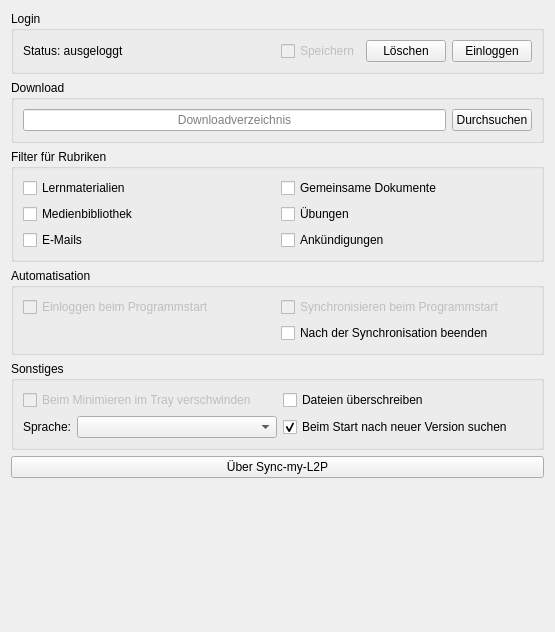
RobertKrajewski/Sync-my-L2P, file options.ui: the form before one commit.
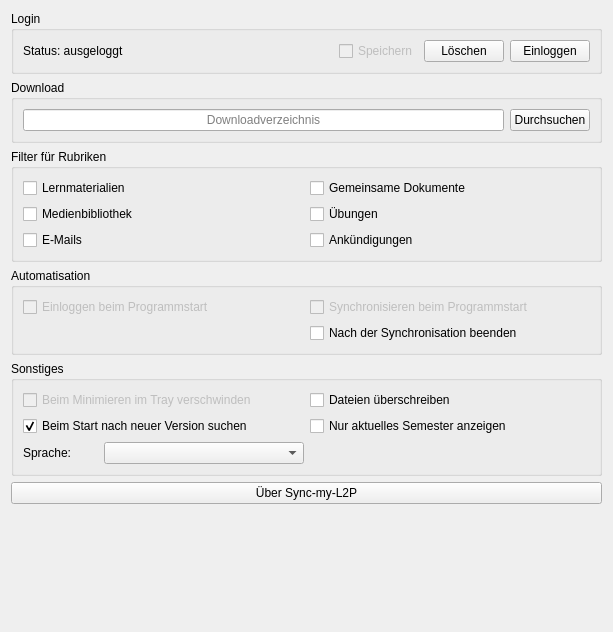
The form after the commit. Icons and pictures are not drawn.

Commit message:
Add the possibility to choose only the current semester.
This commit adds a check-box to download only files of the current semester

What changed in the file:
```diff
--- a/options.ui
+++ b/options.ui
@@ -6,7 +6,7 @@
    <rect>
     <x>0</x>
     <y>0</y>
-    <width>555</width>
+    <width>613</width>
     <height>632</height>
    </rect>
   </property>
@@ -275,7 +275,7 @@
         </item>
        </layout>
       </item>
-      <item row="3" column="1">
+      <item row="2" column="0">
        <widget class="QCheckBox" name="checkForUpdateCheckBox">
         <property name="text">
          <string>Beim Start nach neuer Version suchen</string>
@@ -285,6 +285,13 @@
         </property>
        </widget>
       </item>
+      <item row="2" column="1">
+       <widget class="QCheckBox" name="currentSemesterCheckBox">
+        <property name="text">
+         <string>Nur aktuelles Semester anzeigen</string>
+        </property>
+       </widget>
+      </item>
      </layout>
     </widget>
    </item>
```
Left out of the diff: 8 changed lines with no effect on the pictures. The commit also changes 3 other files.
